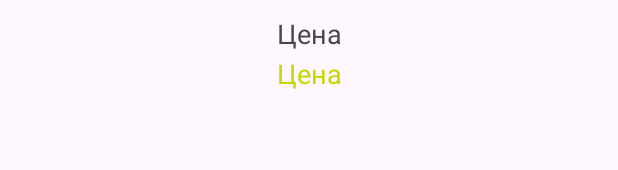
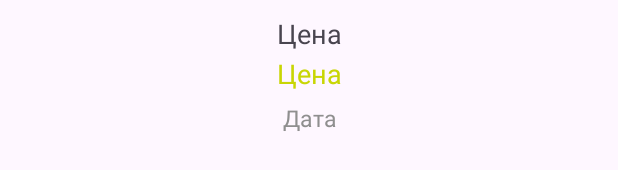
Before and after one commit to Yrkaa/AllSails, an Android app: the layout sail_item_layout.xml on its own in the app's theme, with its tools: preview values and no code run, on a phone screen of 412 x 824 dp. Shown: the part 186-356 px from the top of the screen. Run offline under Robolectric (Android 15) with nearby library versions, the phone set to English and light mode, and no system bars; network calls fail.

Commit message:
Сделал дату действия скидок

```diff
--- a/app/src/main/java/com/example/allsails/CartActivity.java
+++ b/app/src/main/java/com/example/allsails/CartActivity.java
@@ -42,7 +42,7 @@ public class CartActivity extends AppCompatActivity {
         //Заполненение массива товаров
         Cursor c = db.rawQuery("SELECT * FROM Cart", null);
         while(c.moveToNext()){
-            cartData.add(new CartItem(c.getString(1), c.getString(2), c.getString(3), c.getString(4), c.getString(5)));
+            cartData.add(new CartItem(c.getString(1), c.getString(2), c.getString(3), c.getString(4), c.getString(5), c.getString(6)));
         }
 
         //Заполнение списка товаров
--- a/app/src/main/java/com/example/allsails/CartItem.java
+++ b/app/src/main/java/com/example/allsails/CartItem.java
@@ -7,13 +7,15 @@ public class CartItem {
     String oldPrice;
     String name;
     String imgUrl;
+    String date;
 
-    public CartItem(String shopUrl, String newPrice, String oldPrice, String name, String imgUrl){
+    public CartItem(String shopUrl, String newPrice, String oldPrice, String name, String imgUrl, String date){
         this.shopUrl = shopUrl;
         this.newPrice = newPrice;
         this.oldPrice = oldPrice;
         this.name = name;
         this.imgUrl = imgUrl;
+        this.date = date;
     }
 
 }
--- a/app/src/main/java/com/example/allsails/MainActivity.java
+++ b/app/src/main/java/com/example/allsails/MainActivity.java
@@ -52,7 +52,7 @@ public class MainActivity extends AppCompatActivity {
         SharedPreferences preferences = this.getSharedPreferences("com.example.allsails", MODE_PRIVATE);
         if(preferences.getBoolean("first", true)){
             db.execSQL("CREATE TABLE  IF NOT EXISTS Shops(_id INTEGER PRIMARY KEY AUTOINCREMENT, logo_url TEXT, name TEXT) ");
-            db.execSQL("CREATE TABLE IF NOT EXISTS Cart(_id INTEGER PRIMARY KEY AUTOINCREMENT, shopUrl TEXT, newPrice TEXT, oldPrice TEXT,  name TEXT,  imgUrl TEXT)");
+            db.execSQL("CREATE TABLE IF NOT EXISTS Cart(_id INTEGER PRIMARY KEY AUTOINCREMENT, shopUrl TEXT, newPrice TEXT, oldPrice TEXT,  name TEXT,  imgUrl TEXT, date TEXT)");
             db.execSQL("INSERT INTO Shops(logo_url, name) VALUES ('https://www.x5.ru/wp-content/uploads/2022/09/5ka_logo_rgb_02-e1663673744463-1024x406.png', 'Пятёрочка')");
             db.execSQL("INSERT INTO Shops(logo_url, name) VALUES ('https://cojo.ru/wp-content/uploads/2022/12/perekrestok-1.webp', 'Перекрёсток')");
             preferences.edit().putBoolean("first", false).apply();
--- a/app/src/main/java/com/example/allsails/Sail.java
+++ b/app/src/main/java/com/example/allsails/Sail.java
@@ -4,11 +4,13 @@ public class Sail {
     String imgUrl;
     String name;
     String oldPrice, newPrice;
+    String date;
 
-    public Sail(String imgUrl, String name,  String oldPrice, String newPrice){
+    public Sail(String imgUrl, String name,  String oldPrice, String newPrice, String date){
         this.imgUrl = imgUrl;
         this.name = name;
         this.oldPrice = oldPrice;
         this.newPrice = newPrice;
+        this.date = date;
     }
 }
--- a/app/src/main/res/layout/sail_item_layout.xml
+++ b/app/src/main/res/layout/sail_item_layout.xml
@@ -1,7 +1,7 @@
 <?xml version="1.0" encoding="utf-8"?>
 <androidx.constraintlayout.widget.ConstraintLayout xmlns:android="http://schemas.android.com/apk/res/android"
     android:layout_width="match_parent"
-    android:layout_height="200dp"
+    android:layout_height="250dp"
     xmlns:app="http://schemas.android.com/apk/res-auto">
 
     <androidx.cardview.widget.CardView
@@ -62,4 +62,18 @@
         app:layout_constraintStart_toStartOf="parent"
         app:layout_constraintTop_toBottomOf="@+id/sail_old_price_tv" />
 
+    <TextView
+        android:id="@+id/sail_date_tv"
+        android:layout_width="match_parent"
+        android:layout_height="28dp"
+        android:text="Дата"
+        android:textSize="15dp"
+        android:textAlignment="center"
+        android:textColor="#8F8F8F"
+        android:layout_marginTop="3dp"
+        android:layout_marginHorizontal="12dp"
+        app:layout_constraintEnd_toEndOf="parent"
+        app:layout_constraintStart_toStartOf="parent"
+        app:layout_constraintTop_toBottomOf="@+id/sail_new_price_tv" />
+
 </androidx.constraintlayout.widget.ConstraintLayout>
```
Also changed, not shown: app/src/main/java/com/example/allsails/CartListAdapter.java (+11 -1 lines), app/src/main/java/com/example/allsails/Parser.java (+18 -13 lines), app/src/main/java/com/example/allsails/SailListAdapter.java (+7 -2 lines), app/src/main/res/layout/cart_item_layout.xml (+17 -2 lines).
